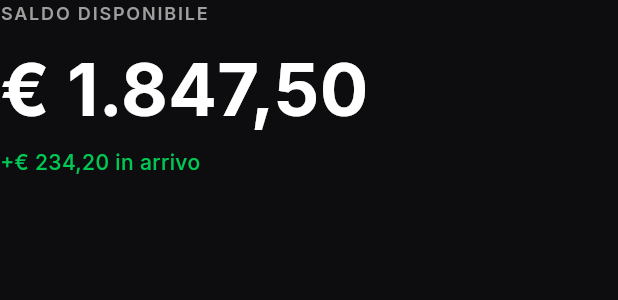
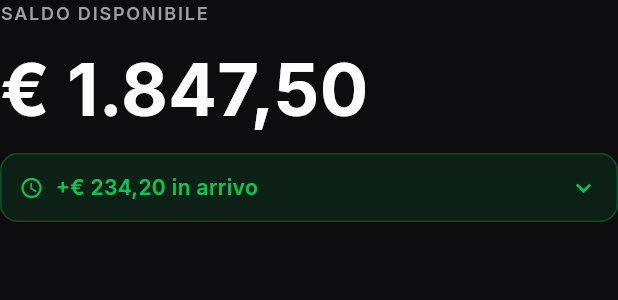
Before and after one commit to creamoj-ai/dloop_rider_prototype, a Flutter app: the BalanceHero widget shown alone on an empty page, opened directly, on a phone screen of 412 x 824 dp. Shown: the top 300 px of the screen. Run offline on Flutter 3.47's test engine with Material 3 defaults, Android fonts, the phone set to English and light mode, and no system bars; our stand-ins replace flutter_riverpod, go_router, google_fonts, share_plus, supabase_flutter; accounts and stored records are empty.

Commit message:
Add expandable pending earnings card in Money screen
- Convert BalanceHero to StatefulWidget with expandable card
- Show pending breakdown: Consegne, Network, Market
- Add timing info for each pending item (oggi, domani, lun 10)
- Animated expand/collapse with arrow indicator

Co-Authored-By: Claude Opus 4.5 <noreply@anthropic.com>

```diff
--- a/lib/screens/money/widgets/balance_hero.dart
+++ b/lib/screens/money/widgets/balance_hero.dart
@@ -2,11 +2,20 @@ import 'package:flutter/material.dart';
 import 'package:google_fonts/google_fonts.dart';
 import '../../../theme/tokens.dart';
 
-class BalanceHero extends StatelessWidget {
+class BalanceHero extends StatefulWidget {
   const BalanceHero({super.key});
 
   @override
+  State<BalanceHero> createState() => _BalanceHeroState();
+}
+
+class _BalanceHeroState extends State<BalanceHero> {
+  bool _isPendingExpanded = false;
+
+  @override
   Widget build(BuildContext context) {
+    final cs = Theme.of(context).colorScheme;
+
     return Column(
       crossAxisAlignment: CrossAxisAlignment.start,
       children: [
@@ -28,14 +37,125 @@ class BalanceHero extends StatelessWidget {
             color: Colors.white,
           ),
         ),
-        const SizedBox(height: 4),
-        Text(
-          '+\u20AC 234,20 in arrivo',
-          style: GoogleFonts.inter(
-            fontSize: 14,
-            fontWeight: FontWeight.w500,
-            color: AppColors.earningsGreen,
+        const SizedBox(height: 8),
+        _buildPendingCard(cs),
+      ],
+    );
+  }
+
+  Widget _buildPendingCard(ColorScheme cs) {
+    return GestureDetector(
+      onTap: () => setState(() => _isPendingExpanded = !_isPendingExpanded),
+      child: AnimatedContainer(
+        duration: const Duration(milliseconds: 200),
+        padding: const EdgeInsets.all(12),
+        decoration: BoxDecoration(
+          color: AppColors.earningsGreen.withValues(alpha: 0.1),
+          borderRadius: BorderRadius.circular(12),
+          border: Border.all(
+            color: AppColors.earningsGreen.withValues(alpha: 0.3),
           ),
+        ),
+        child: Column(
+          children: [
+            Row(
+              children: [
+                Icon(
+                  Icons.schedule,
+                  size: 16,
+                  color: AppColors.earningsGreen,
+                ),
+                const SizedBox(width: 8),
+                Expanded(
+                  child: Text(
+                    '+\u20AC 234,20 in arrivo',
+                    style: GoogleFonts.inter(
+                      fontSize: 14,
+                      fontWeight: FontWeight.w600,
+                      color: AppColors.earningsGreen,
+                    ),
+                  ),
+                ),
+                Icon(
+                  _isPendingExpanded ? Icons.keyboard_arrow_up : Icons.keyboard_arrow_down,
+                  size: 20,
+                  color: AppColors.earningsGreen,
+                ),
+              ],
+            ),
+            if (_isPendingExpanded) ...[
+              const SizedBox(height: 12),
+              Container(
+                height: 1,
+                color: AppColors.earningsGreen.withValues(alpha: 0.2),
+              ),
+              const SizedBox(height: 12),
+              _buildPendingRow('Consegne', '€180,00', '3 in elaborazione', 'oggi', AppColors.turboOrange),
+              const SizedBox(height: 8),
+              _buildPendingRow('Network', '€34,20', '2 commissioni', 'domani', AppColors.earningsGreen),
+              const SizedBox(height: 8),
+              _buildPendingRow('Market', '€20,00', '1 ordine', 'lun 10', AppColors.bonusPurple),
+            ],
+          ],
+        ),
+      ),
+    );
+  }
+
+  Widget _buildPendingRow(String label, String amount, String detail, String time, Color color) {
+    return Row(
+      children: [
+        Container(
+          width: 8,
+          height: 8,
+          decoration: BoxDecoration(
+            color: color,
+            shape: BoxShape.circle,
+          ),
+        ),
+        const SizedBox(width: 10),
+        Expanded(
+          child: Column(
+            crossAxisAlignment: CrossAxisAlignment.start,
+            children: [
+              Text(
+                label,
+                style: GoogleFonts.inter(
+                  fontSize: 13,
+                  fontWeight: FontWeight.w600,
+                  color: Colors.white,
+                ),
+              ),
+              Text(
+                detail,
+                style: GoogleFonts.inter(
+                  fontSize: 10,
+                  color: const Color(0xFF9E9E9E),
+                ),
+              ),
+            ],
+          ),
+        ),
+        Column(
+          crossAxisAlignment: CrossAxisAlignment.end,
+          children: [
+            Text(
+              amount,
+              style: GoogleFonts.inter(
+                fontSize: 14,
+                fontWeight: FontWeight.w700,
+                color: color,
+              ),
+            ),
+            Text(
+              time,
+              style: GoogleFonts.inter(
+                fontSize: 9,
+                fontWeight: FontWeight.w500,
+                color: const Color(0xFF9E9E9E),
+              ),
+            ),
+          ],
         ),
       ],
     );
```
